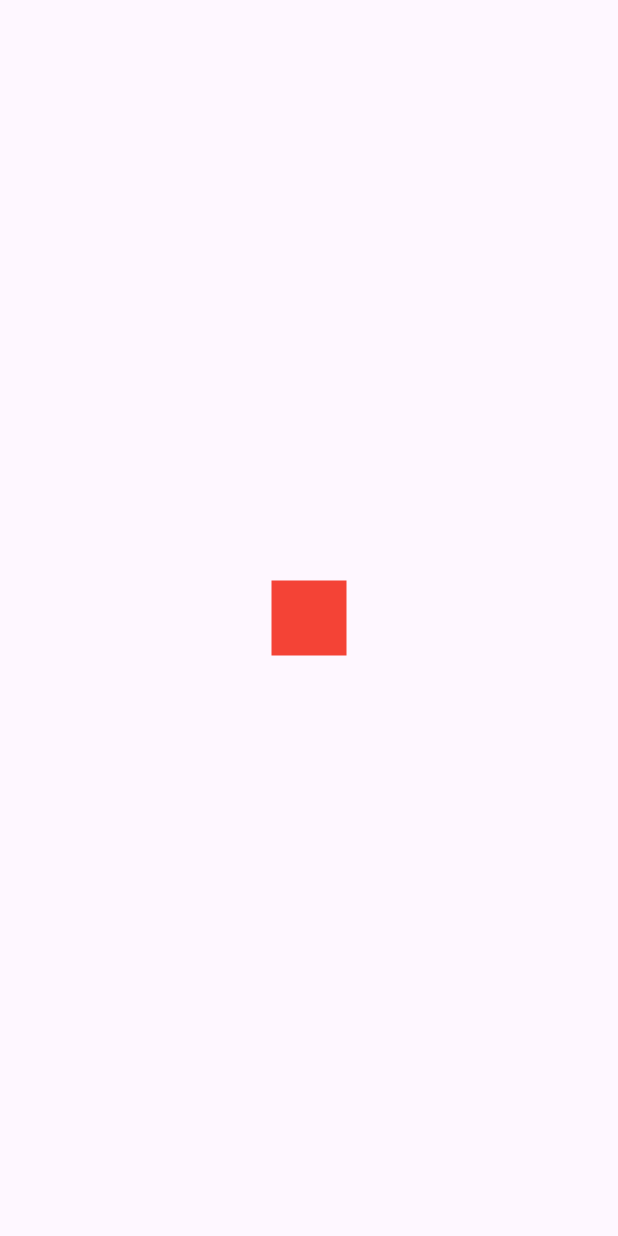
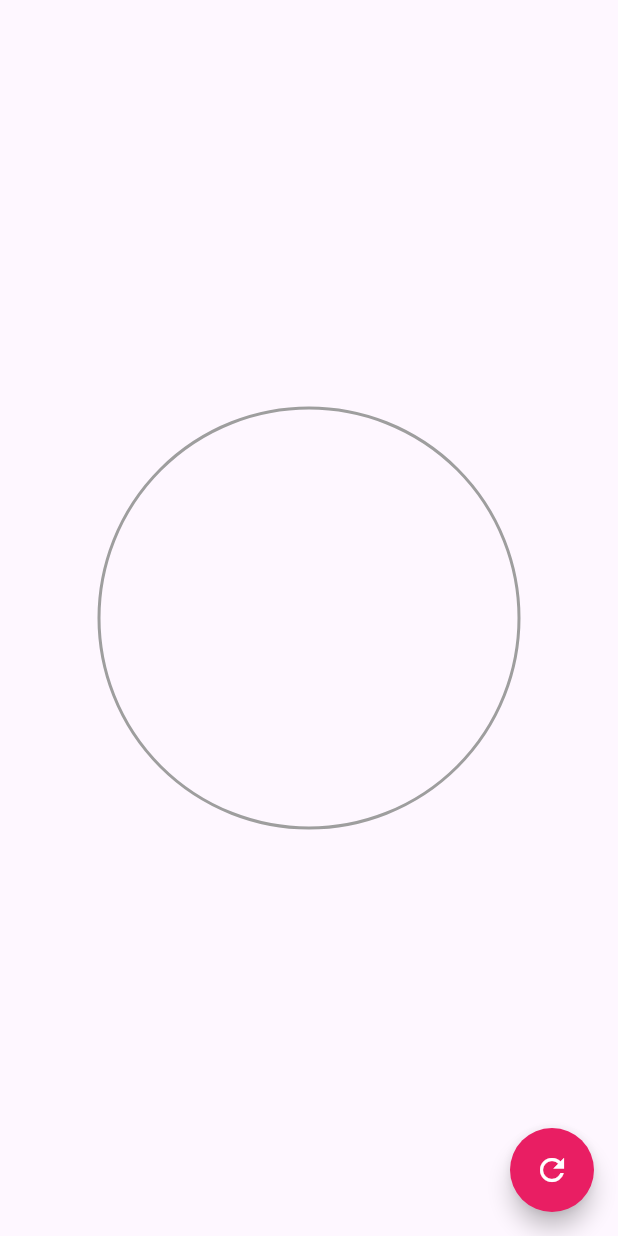
Before and after one commit to manuelcastrobarinas/flutter-cutomPainters, a Flutter app: the screen it shows after launch, on a phone screen of 412 x 824 dp. Run offline on Flutter 3.47's test engine with Material 3 defaults, Android fonts, the phone set to English and light mode, and no system bars.

Commit message:
create percent progress animated

```diff
--- a/lib/main.dart
+++ b/lib/main.dart
@@ -17,7 +17,7 @@ class MyApp extends StatelessWidget {
         colorScheme: ColorScheme.fromSeed(seedColor: Colors.deepPurple),
         useMaterial3: true,
       ),
-      home: const ChallengeAnimationPage()
+      home: const CircularProgressPage()
     );
   }
 }
--- /dev/null
+++ b/lib/src/pages/circular_progress_page.dart
@@ -0,0 +1,99 @@
+import 'dart:math';
+import 'dart:ui';
+
+import 'package:flutter/material.dart';
+
+class CircularProgressPage extends StatefulWidget {
+  const CircularProgressPage({super.key});
+
+  @override
+  State<CircularProgressPage> createState() => _CircularProgressPageState();
+}
+
+class _CircularProgressPageState extends State<CircularProgressPage> with SingleTickerProviderStateMixin{
+  double percent = 0;
+  double newPercent = 10;
+  late AnimationController animationController;
+
+  @override
+  void initState() {
+    animationController = AnimationController(vsync: this, duration: const Duration(milliseconds: 500),);
+
+    animationController.addListener(() {
+      setState(() {
+        percent = lerpDouble(percent, newPercent, animationController.value)!;
+      });
+    });
+    super.initState();
+  }
+
+  @override
+  void dispose() {
+    animationController.dispose();
+    super.dispose();
+  }
+
+  @override
+  Widget build(BuildContext context) {
+    return Scaffold(
+      floatingActionButton: FloatingActionButton(
+        shape: const StadiumBorder(),
+        backgroundColor: Colors.pink,
+        onPressed: () {
+          percent = newPercent;
+          (newPercent < 100) ? newPercent += 10 : newPercent = 0;
+          animationController.forward(from: 0.0);
+          setState(() {});
+        },
+        child: const Icon(Icons.refresh, color: Colors.white),
+      ),
+      body: Center(
+        child: Container(
+          padding : const EdgeInsets.all(10.0),
+          width : 300,
+          height: 300,
+          child: CustomPaint(
+            painter: _MyRadialProgress(percent: percent),
+          ),
+        ),
+      ),
+    );
+  }
+}
+
+class _MyRadialProgress extends CustomPainter {
+  final double percent;
+  _MyRadialProgress({required this.percent});
+  @override
+  void paint(Canvas canvas, Size size) {
+
+    final paint = Paint()
+    ..strokeWidth = 2
+    ..color       = Colors.grey
+    ..style       = PaintingStyle.stroke;
+
+    Offset center = Offset(size.width * 0.5, size.height * 0.5);
+    double radius  = min(size.width * 0.5, size.height * 0.5);
+
+    canvas.drawCircle(center, radius, paint);
+
+    final paintArco = Paint()
+    ..strokeWidth = 6
+    ..color       = Colors.blue
+    ..style       = PaintingStyle.stroke;
+
+
+    double arcoAngle = 2 * pi * (percent / 100); // definir la cantidad de llenado del arco
+
+    canvas.drawArc(
+      Rect.fromCircle(center: center, radius: radius), //poner la posicion del arco
+      - pi / 2, //angulo de inicio
+      arcoAngle,
+      false,
+      paintArco //paint del arco
+    );
+  }
+
+  @override
+  bool shouldRepaint(covariant CustomPainter oldDelegate) => true;
+}
--- a/lib/src/pages/pages.dart
+++ b/lib/src/pages/pages.dart
@@ -1,3 +1,4 @@
 export 'headers_page.dart';
 export 'animations_page.dart';
 export 'challenges/animation_challenge_page.dart';
+export 'circular_progress_page.dart';
```
